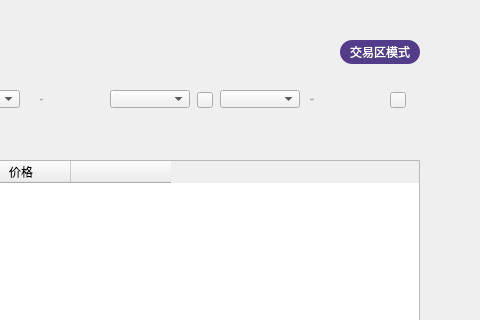
Above: LNKWallet/exchange/OnchainOrderPage.ui from HcashOrg/hx-indicator before the change; both pictures show x 290 to 770 and y 0 to 320 of the 770 by 510 pixel window. Below: the same form after it.
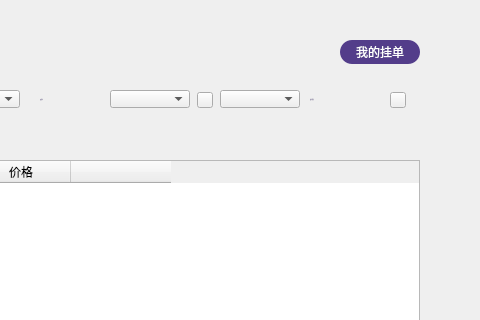
That is the form after the change.

Patch:
```diff
--- a/LNKWallet/exchange/OnchainOrderPage.ui
+++ b/LNKWallet/exchange/OnchainOrderPage.ui
@@ -309,7 +309,7 @@
 font:12px &quot;微软雅黑 Light&quot;;</string>
    </property>
    <property name="text">
-    <string>交易区模式</string>
+    <string>我的挂单</string>
    </property>
   </widget>
  </widget>
```
Left out of the diff: 2 changed lines with no effect on the pictures.
